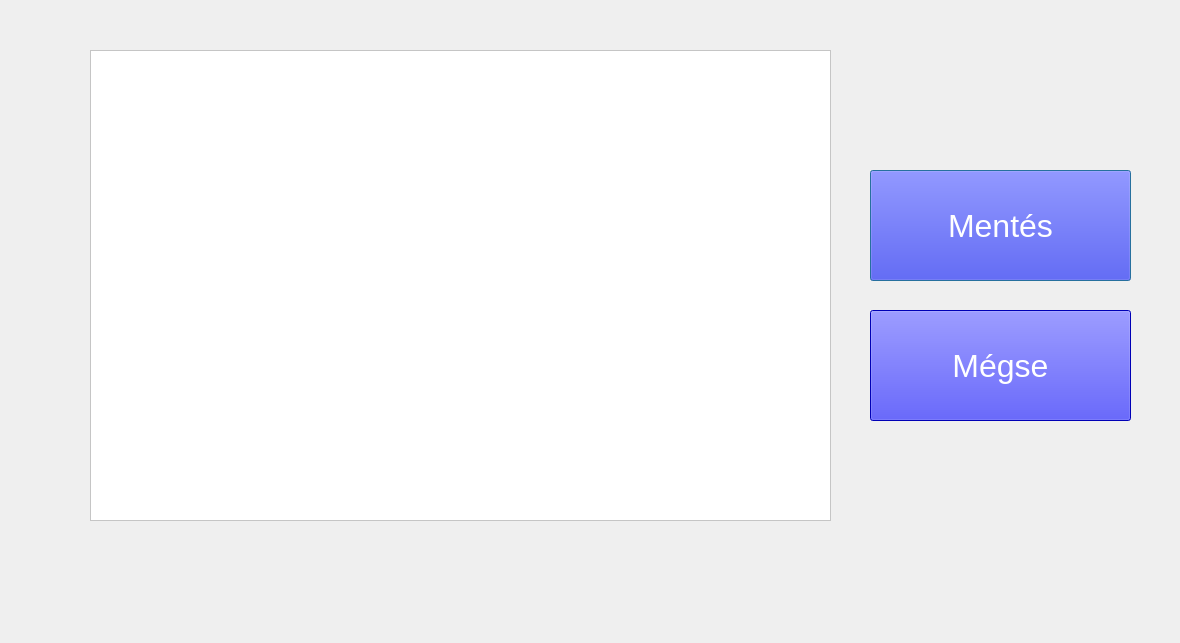
Old version of the form Adatkezelo.ui in the repository belakovi/beosztaskezelo.
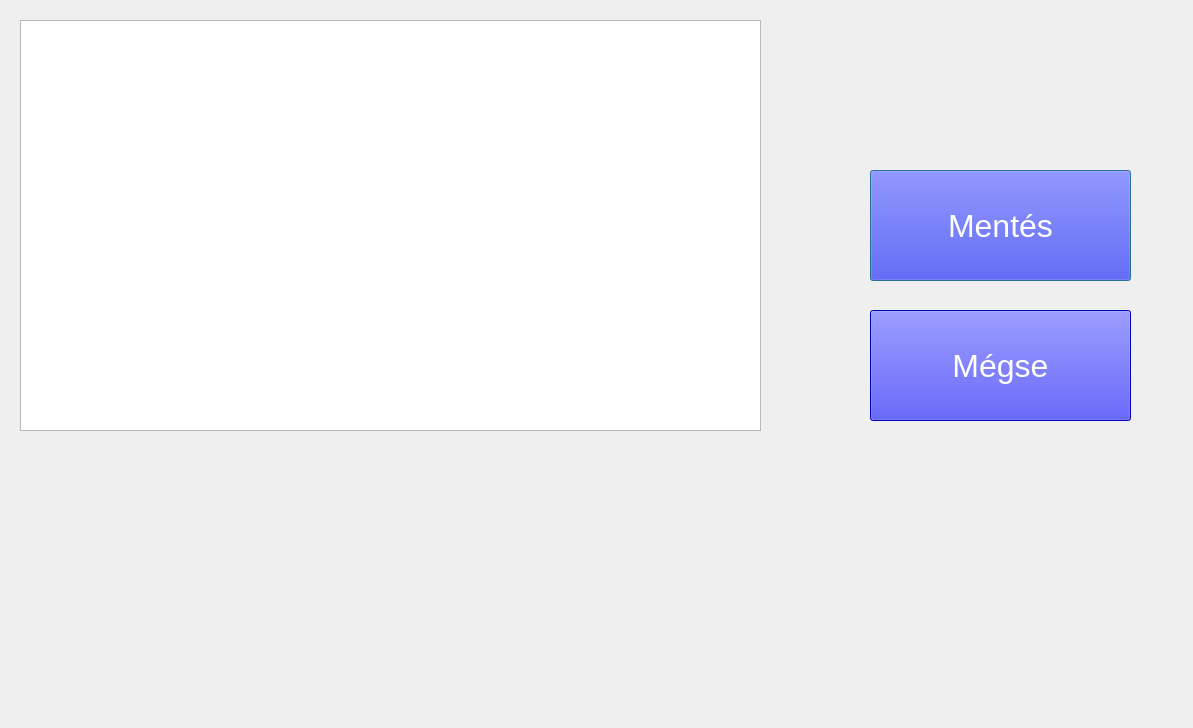
New version of the form.

What changed in the file:
```diff
--- a/Adatkezelo.ui
+++ b/Adatkezelo.ui
@@ -6,8 +6,8 @@
    <rect>
     <x>0</x>
     <y>0</y>
-    <width>1180</width>
-    <height>643</height>
+    <width>1193</width>
+    <height>728</height>
    </rect>
   </property>
   <property name="windowTitle">
@@ -60,19 +60,15 @@
     <string>Mégse</string>
    </property>
   </widget>
-  <widget class="QTableView" name="tableView">
+  <widget class="QTableWidget" name="tableWidget">
    <property name="geometry">
     <rect>
-     <x>90</x>
-     <y>50</y>
+     <x>20</x>
+     <y>20</y>
      <width>741</width>
-     <height>471</height>
+     <height>411</height>
     </rect>
    </property>
-   <property name="styleSheet">
-    <string notr="true">background-color: rgb(255, 255, 255);
-color: rgb(0, 0, 0);</string>
-   </property>
   </widget>
  </widget>
  <resources/>
```
